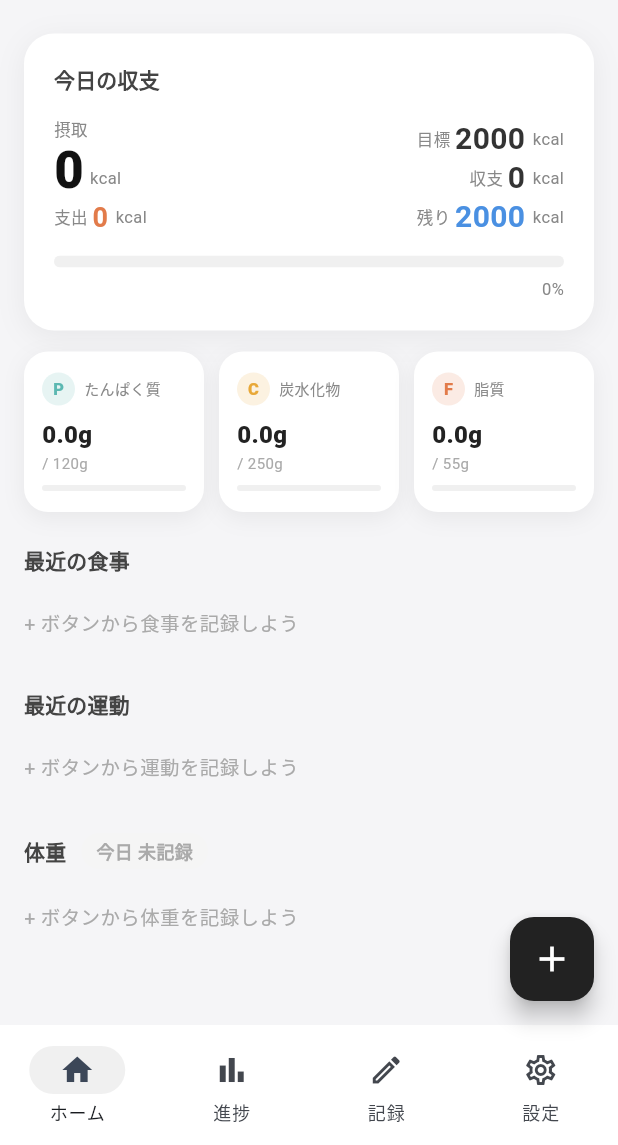
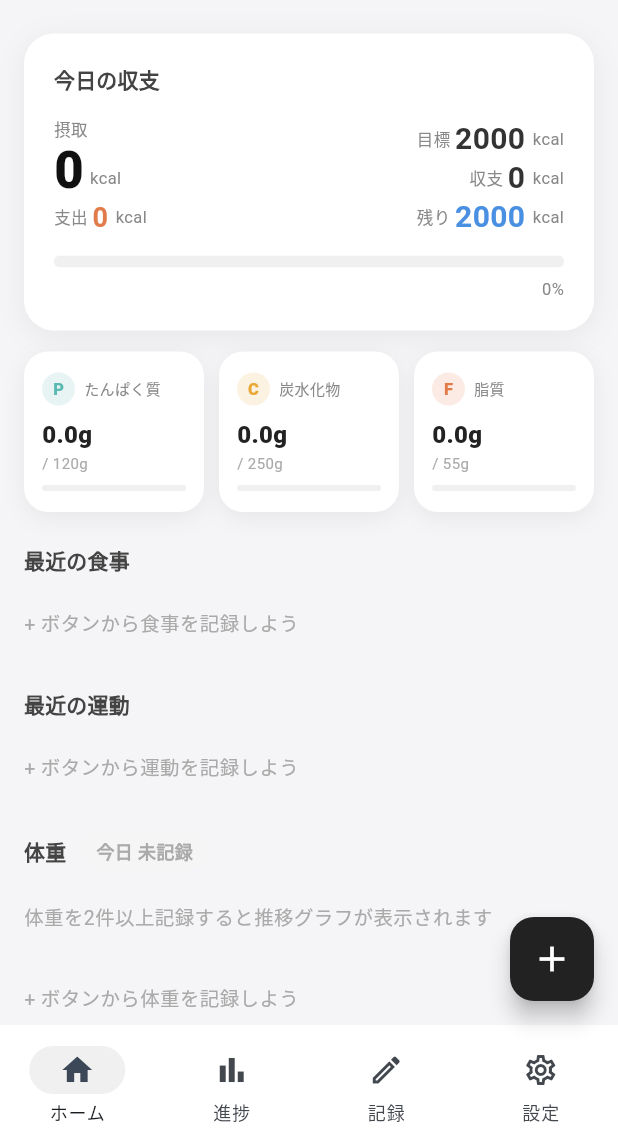
Before and after one commit to enstyleenfit-lgtm/calmee, a Flutter app: the screen it shows after launch, on a phone screen of 412 x 824 dp, the part 91-1236 px from its top. Run offline on Flutter 3.47's test engine with Material 3 defaults, Android fonts, the phone set to English and light mode, and no system bars; our stand-ins replace cloud_firestore, firebase_auth, firebase_core, fl_chart, flutter_local_notifications, flutter_tts and 1 more; accounts and stored records are empty; network calls fail.

Commit message:
feat: add weight trend chart
Co-Authored-By: Claude Sonnet 4.6 <noreply@anthropic.com>

```diff
--- a/lib/main.dart
+++ b/lib/main.dart
@@ -12,6 +12,7 @@ import 'package:flutter_tts/flutter_tts.dart';
 import 'package:timezone/timezone.dart' as tz;
 import 'package:timezone/data/latest.dart' as tzdata;
 
+import 'package:fl_chart/fl_chart.dart';
 import 'firebase_options.dart';
 
 Future<void> main() async {
@@ -1672,6 +1673,10 @@ class HomeScreen extends StatelessWidget {
             ),
             const SizedBox(height: 10),
 
+            _WeightChart(weightLogs: weightLogs),
+
+            const SizedBox(height: 10),
+
             if (weightLogs.isEmpty)
               Padding(
                 padding: const EdgeInsets.symmetric(vertical: 12),
@@ -2190,6 +2195,146 @@ class _ExerciseCard extends StatelessWidget {
                 constraints: const BoxConstraints(),
               ),
             ],
+          ],
+        ),
+      ),
+    );
+  }
+}
+
+// ── 体重グラフ ──
+class _WeightChart extends StatelessWidget {
+  const _WeightChart({required this.weightLogs});
+  final List<WeightLogEntry> weightLogs;
+
+  @override
+  Widget build(BuildContext context) {
+    if (weightLogs.length < 2) {
+      return Padding(
+        padding: const EdgeInsets.symmetric(vertical: 12),
+        child: Text(
+          '体重を2件以上記録すると推移グラフが表示されます',
+          style: const TextStyle(fontSize: 13, color: Color(0xFFAAAAAA)),
+        ),
+      );
+    }
+
+    // 降順 → 昇順に並べ替え
+    final sorted = weightLogs.reversed.toList();
+    final weights = sorted.map((e) => e.weight).toList();
+    final minW = weights.reduce((a, b) => a < b ? a : b);
+    final maxW = weights.reduce((a, b) => a > b ? a : b);
+    final minY = minW - 1.0;
+    final maxY = maxW + 1.0;
+
+    final spots = sorted.asMap().entries.map((entry) {
+      return FlSpot(entry.key.toDouble(), entry.value.weight);
+    }).toList();
+
+    return Container(
+      height: 180,
+      padding: const EdgeInsets.fromLTRB(8, 16, 16, 8),
+      decoration: BoxDecoration(
+        color: Colors.white,
+        borderRadius: BorderRadius.circular(16),
+        boxShadow: const [
+          BoxShadow(
+            color: Color(0x0F000000),
+            blurRadius: 12,
+            offset: Offset(0, 4),
+          ),
+        ],
+      ),
+      child: LineChart(
+        LineChartData(
+          minY: minY,
+          maxY: maxY,
+          gridData: FlGridData(
+            show: true,
+            drawVerticalLine: false,
+            horizontalInterval: (maxY - minY) / 4,
+            getDrawingHorizontalLine: (_) => FlLine(
+              color: const Color(0xFFF0F0F0),
+              strokeWidth: 1,
+            ),
+          ),
+          borderData: FlBorderData(show: false),
+          titlesData: FlTitlesData(
+            leftTitles: AxisTitles(
+              sideTitles: SideTitles(
+                showTitles: true,
+                reservedSize: 40,
+                interval: (maxY - minY) / 4,
+                getTitlesWidget: (value, meta) => Text(
+                  value.toStringAsFixed(1),
+                  style: const TextStyle(
+                      fontSize: 10, color: Color(0xFFAAAAAA)),
+                ),
+              ),
+            ),
+            bottomTitles: AxisTitles(
+              sideTitles: SideTitles(
+                showTitles: true,
+                reservedSize: 24,
+                interval: 1,
+                getTitlesWidget: (value, meta) {
+                  final i = value.toInt();
+                  if (i < 0 || i >= sorted.length) {
+                    return const SizedBox.shrink();
+                  }
+                  final d = sorted[i].loggedAt;
+                  return Padding(
+                    padding: const EdgeInsets.only(top: 4),
+                    child: Text(
+                      '${d.month}/${d.day}',
+                      style: const TextStyle(
+                          fontSize: 9, color: Color(0xFFAAAAAA)),
+                    ),
+                  );
+                },
+              ),
+            ),
+            topTitles: const AxisTitles(
+                sideTitles: SideTitles(showTitles: false)),
+            rightTitles: const AxisTitles(
+                sideTitles: SideTitles(showTitles: false)),
+          ),
+          lineTouchData: LineTouchData(
+            touchTooltipData: LineTouchTooltipData(
+              getTooltipItems: (touchedSpots) => touchedSpots.map((s) {
+                return LineTooltipItem(
+                  '${s.y.toStringAsFixed(1)} kg',
+                  const TextStyle(
+                    color: Colors.white,
+                    fontSize: 12,
+                    fontWeight: FontWeight.w700,
+                  ),
+                );
+              }).toList(),
+            ),
+          ),
+          lineBarsData: [
+            LineChartBarData(
+              spots: spots,
+              isCurved: true,
+              curveSmoothness: 0.3,
+              color: const Color(0xFF388E3C),
+              barWidth: 2.5,
+              dotData: FlDotData(
+                show: true,
+                getDotPainter: (spot, percent, bar, index) =>
+                    FlDotCirclePainter(
+                  radius: 4,
+                  color: const Color(0xFF388E3C),
+                  strokeWidth: 2,
+                  strokeColor: Colors.white,
+                ),
+              ),
+              belowBarData: BarAreaData(
+                show: true,
+                color: const Color(0xFF388E3C).withValues(alpha: 0.08),
+              ),
+            ),
           ],
         ),
       ),
--- a/pubspec.yaml
+++ b/pubspec.yaml
@@ -45,6 +45,7 @@ dependencies:
   cloud_functions: ^6.0.5
   image_picker: ^1.1.2
   http: ^1.2.0
+  fl_chart: ^0.69.0
 
 dev_dependencies:
   flutter_test:
```
Also changed, not shown: pubspec.lock.
